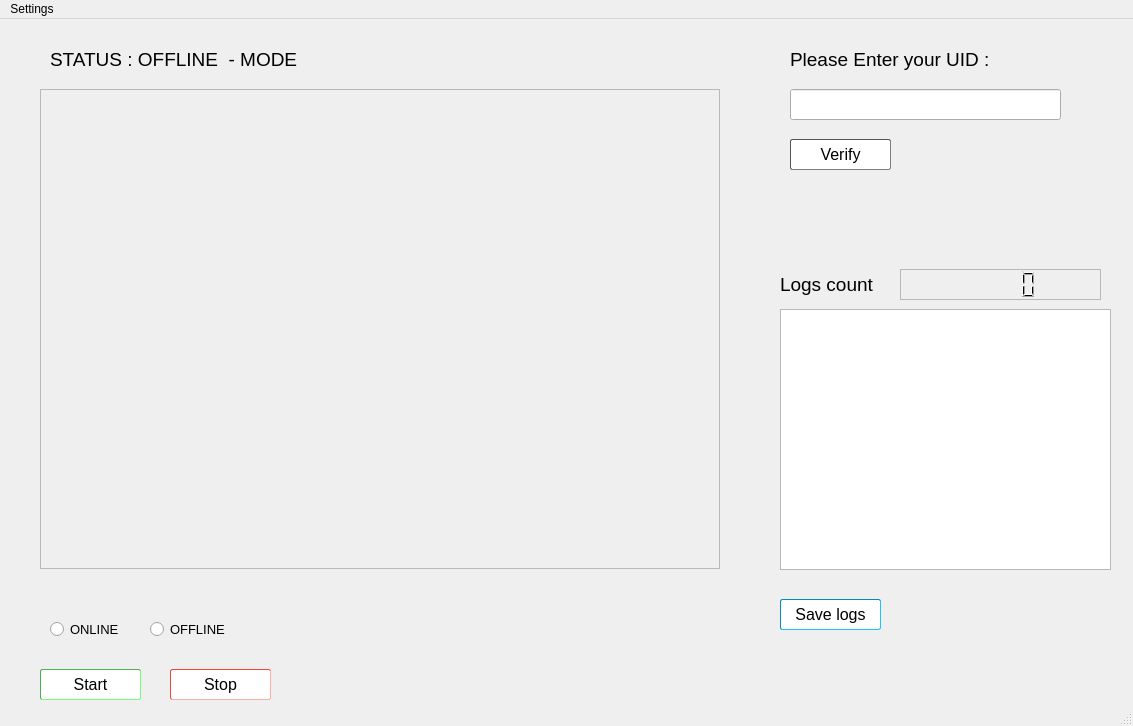
This is Desktop/UI/Design1.ui in NishantGhanate/FinalYearProject as Qt 5 draws it before an edit. The edited form follows.
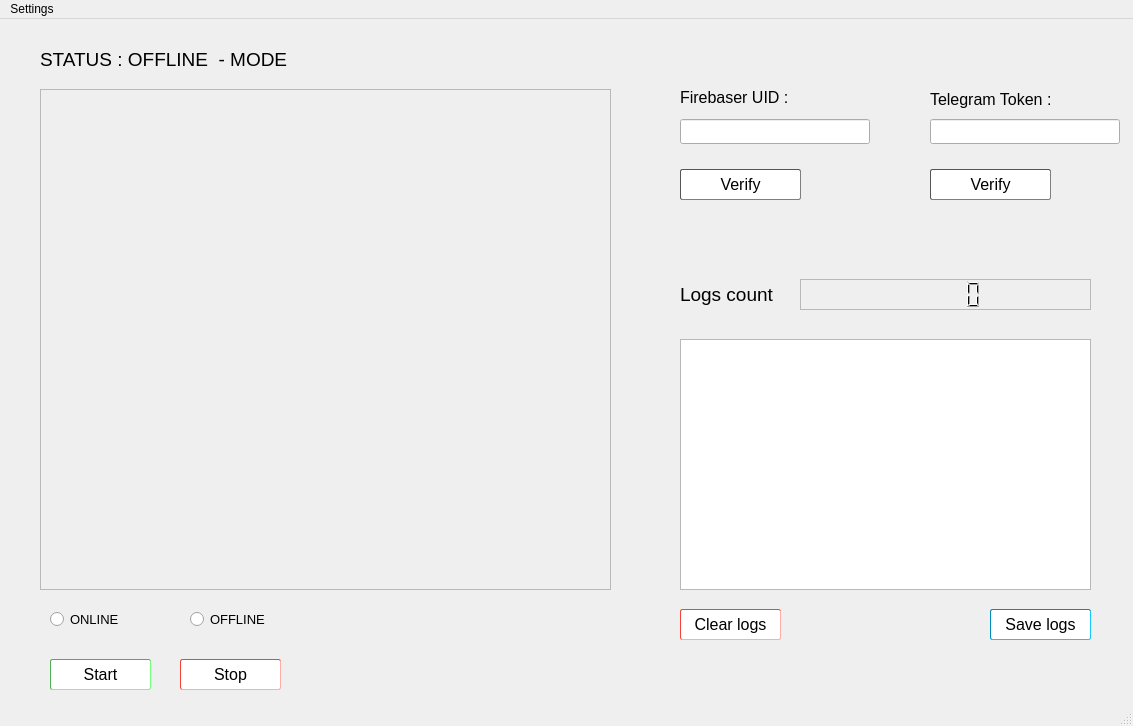
This is the edited form.

What changed in the file:
```diff
--- a/Desktop/UI/Design1.ui
+++ b/Desktop/UI/Design1.ui
@@ -16,6 +16,11 @@
     <height>726</height>
    </size>
   </property>
+  <property name="font">
+   <font>
+    <pointsize>12</pointsize>
+   </font>
+  </property>
   <property name="windowTitle">
    <string>MainWindow</string>
   </property>
@@ -55,7 +60,7 @@
 background-color: #4CAF50; /* Green */
 color: white
  }
-QPushButton#pushButtonStop
+QPushButton#pushButtonStop 
 {
 font-size: 16px;
 background-color: white;
@@ -107,6 +112,33 @@
 color: white
  }
 
+QPushButton#pushButtonClearLog
+{
+font-size: 16px;
+background-color: white;
+border-color:#f44336; 
+border-radius: 2px;
+padding: 4px;	
+border-style: inset;
+border-width:1.2px;
+ }
+
+
+QPushButton#pushButtonClearLog:hover 
+{
+border-style: outset;
+border-width:1.2px;
+background-color: #f44336; /* RED */
+color: white
+ }
+QPushButton#pushButtonClearLog:pressed 
+{
+border-style: outset;
+border-width:2.2px;
+background-color: #f44336; /* RED */
+color: white
+ }
+
 
 QPushButton#pushButtonVerify
 {
@@ -132,7 +164,43 @@
 border-width:2.2px;
 background-color: #555555; /* Grey */
 color: white
- }</string>
+ }
+
+
+
+
+QPushButton#pushButtonTelegram
+{
+font-size: 16px;
+background-color: white;
+border-color:#555555;
+border-radius: 2px;
+padding: 4px;	
+border-style: inset;
+border-width:1.2px;
+ }
+QPushButton#pushButtonTelegram:hover 
+{
+border-style: outset;
+border-width:1.2px;
+background-color: #555555; /* Grey */
+color: white
+ }
+QPushButton#pushButtonTelegram:pressed 
+{
+border-style: outset;
+border-width:2.2px;
+background-color: #555555; /* Grey */
+color: white
+ }
+
+
+
+
+
+
+
+</string>
   </property>
   <widget class="QWidget" name="centralwidget">
    <widget class="QLabel" name="QlabelCamera">
@@ -140,8 +208,8 @@
      <rect>
       <x>40</x>
       <y>70</y>
-      <width>680</width>
-      <height>480</height>
+      <width>571</width>
+      <height>501</height>
      </rect>
     </property>
     <property name="frameShape">
@@ -157,8 +225,8 @@
    <widget class="QPushButton" name="pushButtonStart">
     <property name="geometry">
      <rect>
-      <x>40</x>
-      <y>650</y>
+      <x>50</x>
+      <y>640</y>
       <width>101</width>
       <height>31</height>
      </rect>
@@ -175,15 +243,15 @@
    <widget class="QPushButton" name="pushButtonStop">
     <property name="geometry">
      <rect>
-      <x>170</x>
-      <y>650</y>
+      <x>180</x>
+      <y>640</y>
       <width>101</width>
       <height>31</height>
      </rect>
     </property>
     <property name="font">
      <font>
-      <pointsize>10</pointsize>
+      <pointsize>1</pointsize>
      </font>
     </property>
     <property name="text">
@@ -193,15 +261,15 @@
    <widget class="QPushButton" name="pushButtonSaveLog">
     <property name="geometry">
      <rect>
-      <x>780</x>
-      <y>580</y>
+      <x>990</x>
+      <y>590</y>
       <width>101</width>
       <height>31</height>
      </rect>
     </property>
     <property name="font">
      <font>
-      <pointsize>10</pointsize>
+      <pointsize>1</pointsize>
      </font>
     </property>
     <property name="text">
@@ -211,8 +279,8 @@
    <widget class="QLabel" name="labelLogs">
     <property name="geometry">
      <rect>
-      <x>780</x>
-      <y>250</y>
+      <x>680</x>
+      <y>260</y>
       <width>141</width>
       <height>31</height>
      </rect>
@@ -230,8 +298,8 @@
     <property name="geometry">
      <rect>
       <x>50</x>
-      <y>600</y>
-      <width>151</width>
+      <y>590</y>
+      <width>91</width>
       <height>21</height>
      </rect>
     </property>
@@ -247,9 +315,9 @@
    <widget class="QRadioButton" name="radioButtonOffline">
     <property name="geometry">
      <rect>
-      <x>150</x>
-      <y>600</y>
-      <width>141</width>
+      <x>190</x>
+      <y>590</y>
+      <width>81</width>
       <height>21</height>
      </rect>
     </property>
@@ -265,15 +333,15 @@
    <widget class="QPushButton" name="pushButtonVerify">
     <property name="geometry">
      <rect>
-      <x>790</x>
-      <y>120</y>
-      <width>101</width>
+      <x>680</x>
+      <y>150</y>
+      <width>121</width>
       <height>31</height>
      </rect>
     </property>
     <property name="font">
      <font>
-      <pointsize>10</pointsize>
+      <pointsize>1</pointsize>
      </font>
     </property>
     <property name="text">
@@ -283,42 +351,42 @@
    <widget class="QLabel" name="labelUid">
     <property name="geometry">
      <rect>
-      <x>790</x>
-      <y>30</y>
-      <width>261</width>
-      <height>21</height>
+      <x>680</x>
+      <y>70</y>
+      <width>141</width>
+      <height>16</height>
      </rect>
     </property>
     <property name="font">
      <font>
-      <pointsize>14</pointsize>
+      <pointsize>12</pointsize>
      </font>
     </property>
     <property name="text">
-     <string>Please Enter your UID :</string>
+     <string>Firebaser UID :</string>
     </property>
    </widget>
    <widget class="QListWidget" name="listWidgetLogs">
     <property name="geometry">
      <rect>
-      <x>780</x>
-      <y>290</y>
-      <width>331</width>
-      <height>261</height>
+      <x>680</x>
+      <y>320</y>
+      <width>411</width>
+      <height>251</height>
      </rect>
     </property>
    </widget>
    <widget class="QLCDNumber" name="lcdNumber">
     <property name="geometry">
      <rect>
-      <x>900</x>
-      <y>250</y>
-      <width>201</width>
+      <x>800</x>
+      <y>260</y>
+      <width>291</width>
       <height>31</height>
      </rect>
     </property>
     <property name="autoFillBackground">
-     <bool>false</bool>
+     <bool>true</bool>
     </property>
     <property name="frameShape">
      <enum>QFrame::StyledPanel</enum>
@@ -327,7 +395,7 @@
    <widget class="QLabel" name="labelMode">
     <property name="geometry">
      <rect>
-      <x>50</x>
+      <x>40</x>
       <y>30</y>
       <width>251</width>
       <height>21</height>
@@ -351,11 +419,70 @@
    <widget class="QLineEdit" name="lineEditUid">
     <property name="geometry">
      <rect>
-      <x>790</x>
+      <x>680</x>
+      <y>100</y>
+      <width>190</width>
+      <height>25</height>
+     </rect>
+    </property>
+   </widget>
+   <widget class="QLabel" name="labelToken">
+    <property name="geometry">
+     <rect>
+      <x>930</x>
       <y>70</y>
-      <width>271</width>
+      <width>141</width>
+      <height>21</height>
+     </rect>
+    </property>
+    <property name="font">
+     <font>
+      <pointsize>12</pointsize>
+     </font>
+    </property>
+    <property name="text">
+     <string>Telegram Token :</string>
+    </property>
+   </widget>
+   <widget class="QPushButton" name="pushButtonTelegram">
+    <property name="geometry">
+     <rect>
+      <x>930</x>
+      <y>150</y>
+      <width>121</width>
       <height>31</height>
      </rect>
+    </property>
+    <property name="text">
+     <string>Verify</string>
+    </property>
+   </widget>
+   <widget class="QLineEdit" name="lineEditToken">
+    <property name="geometry">
+     <rect>
+      <x>930</x>
+      <y>100</y>
+      <width>190</width>
+      <height>25</height>
+     </rect>
+    </property>
+   </widget>
+   <widget class="QPushButton" name="pushButtonClearLog">
+    <property name="geometry">
+     <rect>
+      <x>680</x>
+      <y>590</y>
+      <width>101</width>
+      <height>31</height>
+     </rect>
+    </property>
+    <property name="font">
+     <font>
+      <pointsize>10</pointsize>
+     </font>
+    </property>
+    <property name="text">
+     <string>Clear logs</string>
     </property>
    </widget>
   </widget>
```
